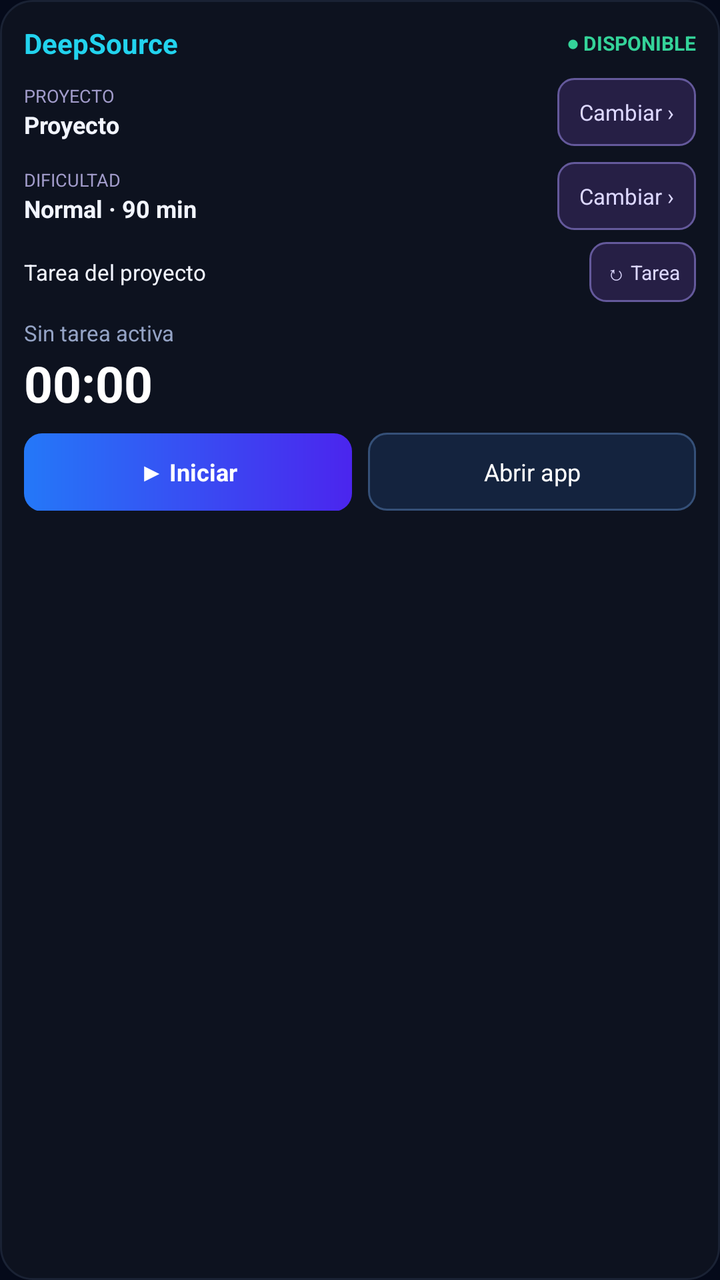
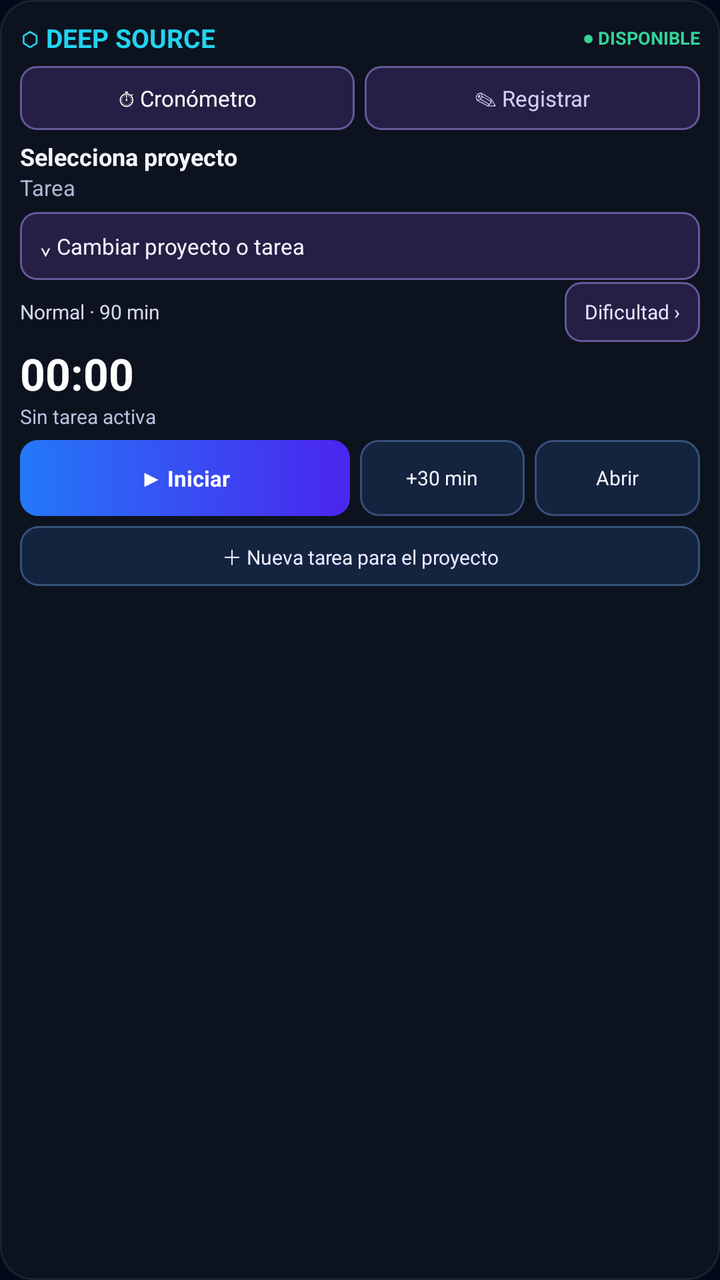

Two renders of the same Android screen: before a commit and after it. Below are the layout's source before the change and the commit's diff.
<!-- AndroidManifest.xml: application theme Theme.DeepSourceHoras -->
<!-- res/layout/widget_deepsource.xml -->
<?xml version="1.0" encoding="utf-8"?>
<LinearLayout xmlns:android="http://schemas.android.com/apk/res/android"
    android:id="@+id/widget_root"
    android:layout_width="match_parent"
    android:layout_height="match_parent"
    android:background="@drawable/bg_widget"
    android:orientation="vertical"
    android:padding="12dp">

    <LinearLayout
        android:layout_width="match_parent" android:layout_height="wrap_content"
        android:gravity="center_vertical" android:orientation="horizontal">
        <TextView
            android:layout_width="0dp" android:layout_height="wrap_content" android:layout_weight="1"
            android:text="DeepSource" android:textColor="#22D3EE"
            android:textSize="14sp" android:textStyle="bold" />
        <TextView
            android:id="@+id/tv_widget_badge"
            android:layout_width="wrap_content" android:layout_height="wrap_content"
            android:text="● DISPONIBLE" android:textColor="#34D399"
            android:textSize="10sp" android:textStyle="bold" />
    </LinearLayout>

    
    <LinearLayout android:id="@+id/widget_project_row"
        android:layout_width="match_parent" android:layout_height="wrap_content"
        android:layout_marginTop="8dp" android:gravity="center_vertical" android:orientation="horizontal">
        <LinearLayout
            android:layout_width="0dp" android:layout_height="wrap_content" android:layout_weight="1"
            android:orientation="vertical">
            <TextView android:layout_width="match_parent" android:layout_height="wrap_content"
                android:text="PROYECTO" android:textColor="#A29CCB" android:textSize="9sp" />
            <TextView
                android:id="@+id/tv_widget_project_name"
                android:layout_width="match_parent" android:layout_height="wrap_content"
                android:ellipsize="end" android:maxLines="1" android:text="Proyecto"
                android:textColor="#F2F5FF" android:textSize="12sp" android:textStyle="bold" />
        </LinearLayout>
        <TextView
            android:id="@+id/widget_action_project_change"
            android:layout_width="wrap_content" android:layout_height="34dp"
            android:background="@drawable/bg_widget_selector"
            android:gravity="center" android:paddingStart="11dp" android:paddingEnd="11dp"
            android:text="Cambiar ›" android:textColor="#DDD8FF" android:textSize="11sp" />
    </LinearLayout>

    
    <LinearLayout android:id="@+id/widget_difficulty_row"
        android:layout_width="match_parent" android:layout_height="wrap_content"
        android:layout_marginTop="8dp" android:gravity="center_vertical" android:orientation="horizontal">
        <LinearLayout
            android:layout_width="0dp" android:layout_height="wrap_content" android:layout_weight="1"
            android:orientation="vertical">
            <TextView android:layout_width="match_parent" android:layout_height="wrap_content"
                android:text="DIFICULTAD" android:textColor="#A29CCB" android:textSize="9sp" />
            <TextView
                android:id="@+id/tv_widget_difficulty"
                android:layout_width="match_parent" android:layout_height="wrap_content"
                android:text="Normal · 90 min" android:textColor="#F2F5FF"
                android:textSize="12sp" android:textStyle="bold" />
        </LinearLayout>
        <TextView
            android:id="@+id/widget_action_difficulty_change"
            android:layout_width="wrap_content" android:layout_height="34dp"
            android:background="@drawable/bg_widget_selector"
            android:gravity="center" android:paddingStart="11dp" android:paddingEnd="11dp"
            android:text="Cambiar ›" android:textColor="#DDD8FF" android:textSize="11sp" />
    </LinearLayout>

    
    <LinearLayout android:id="@+id/widget_task_row"
        android:layout_width="match_parent" android:layout_height="wrap_content"
        android:layout_marginTop="6dp" android:orientation="horizontal" android:gravity="center_vertical">
        <TextView android:id="@+id/tv_widget_selected_task"
            android:layout_width="0dp" android:layout_height="wrap_content" android:layout_weight="1"
            android:text="Tarea del proyecto" android:ellipsize="end" android:maxLines="1"
            android:textSize="11sp" android:textColor="#F2F5FF"/>
        <TextView android:id="@+id/widget_action_task_change"
            android:layout_width="wrap_content" android:layout_height="30dp"
            android:background="@drawable/bg_widget_selector" android:gravity="center"
            android:paddingStart="8dp" android:paddingEnd="8dp"
            android:text="↻ Tarea" android:textSize="10sp" android:textColor="#DDD8FF"/>
    </LinearLayout>

    <TextView
        android:id="@+id/tv_widget_task_status"
        android:layout_width="match_parent" android:layout_height="wrap_content"
        android:layout_marginTop="8dp" android:ellipsize="end" android:maxLines="1"
        android:text="Sin tarea activa" android:textColor="#94A3C5" android:textSize="11sp" />

    
    <Chronometer
        android:id="@+id/widget_chronometer"
        android:layout_width="match_parent" android:layout_height="wrap_content"
        android:layout_marginTop="1dp" android:text="00:00:00"
        android:textColor="#FFFFFF" android:textSize="25sp" android:textStyle="bold" />

    <LinearLayout android:id="@+id/widget_actions_row"
        android:layout_width="match_parent" android:layout_height="wrap_content"
        android:layout_marginTop="8dp" android:orientation="horizontal">
        <TextView
            android:id="@+id/widget_action_primary"
            android:layout_width="0dp" android:layout_height="39dp" android:layout_weight="1"
            android:background="@drawable/bg_widget_button" android:gravity="center"
            android:text="▶ Iniciar" android:textColor="#FFFFFF" android:textSize="12sp"
            android:textStyle="bold" />
        <TextView
            android:id="@+id/widget_action_open"
            android:layout_width="0dp" android:layout_height="39dp" android:layout_marginStart="8dp"
            android:layout_weight="1" android:background="@drawable/bg_widget_button_outline"
            android:gravity="center" android:text="Abrir app"
            android:textColor="#FFFFFF" android:textSize="12sp" />
    </LinearLayout>
</LinearLayout>
<!-- resources referenced by this layout -->
<resources>
  <!-- drawable bg_widget (drawable) -->
  <?xml version="1.0" encoding="utf-8"?>
  <shape xmlns:android="http://schemas.android.com/apk/res/android"
      android:shape="rectangle">
      <solid android:color="#0D121F" />
      <corners android:radius="16dp" />
      <stroke
          android:width="1dp"
          android:color="#1A2234" />
  </shape>
  <!-- drawable bg_widget_button (drawable) -->
  <?xml version="1.0" encoding="utf-8"?>
  <shape xmlns:android="http://schemas.android.com/apk/res/android" android:shape="rectangle">
      <corners android:radius="9dp" />
      <gradient android:startColor="#2478F8" android:endColor="#4B25EE" android:angle="0" />
  </shape>
  <!-- drawable bg_widget_button_outline (drawable) -->
  <?xml version="1.0" encoding="utf-8"?>
  <shape xmlns:android="http://schemas.android.com/apk/res/android" android:shape="rectangle">
      <solid android:color="#14233E" />
      <corners android:radius="9dp" />
      <stroke android:width="1dp" android:color="#355078" />
  </shape>
  <!-- drawable bg_widget_selector (drawable) -->
  <?xml version="1.0" encoding="utf-8"?>
  <shape xmlns:android="http://schemas.android.com/apk/res/android" android:shape="rectangle">
      <solid android:color="#261F45" />
      <corners android:radius="8dp" />
      <stroke android:width="1dp" android:color="#64599B" />
  </shape>
  <style name="Theme.DeepSourceHoras" parent="android:Theme.Material.NoActionBar">
          <item name="android:windowBackground">@color/ds_background</item>
          <item name="android:statusBarColor">@android:color/transparent</item>
          <item name="android:navigationBarColor">@android:color/transparent</item>
      </style>
  <color name="ds_background">#050A1A</color>
</resources>

<!-- the commit's change to res/layout/widget_deepsource.xml (unified diff, before → after) -->
@@ -1,114 +1,128 @@
 <?xml version="1.0" encoding="utf-8"?>
 <LinearLayout xmlns:android="http://schemas.android.com/apk/res/android"
-    android:id="@+id/widget_root"
-    android:layout_width="match_parent"
-    android:layout_height="match_parent"
-    android:background="@drawable/bg_widget"
-    android:orientation="vertical"
-    android:padding="12dp">
+    android:id="@+id/widget_root" android:layout_width="match_parent"
+    android:layout_height="match_parent" android:orientation="vertical"
+    android:background="@drawable/bg_widget" android:padding="10dp">
 
-    <LinearLayout
-        android:layout_width="match_parent" android:layout_height="wrap_content"
+    <LinearLayout android:layout_width="match_parent" android:layout_height="wrap_content"
         android:gravity="center_vertical" android:orientation="horizontal">
-        <TextView
-            android:layout_width="0dp" android:layout_height="wrap_content" android:layout_weight="1"
-            android:text="DeepSource" android:textColor="#22D3EE"
-            android:textSize="14sp" android:textStyle="bold" />
-        <TextView
-            android:id="@+id/tv_widget_badge"
-            android:layout_width="wrap_content" android:layout_height="wrap_content"
-            android:text="● DISPONIBLE" android:textColor="#34D399"
-            android:textSize="10sp" android:textStyle="bold" />
+        <TextView android:layout_width="0dp" android:layout_height="wrap_content"
+            android:layout_weight="1" android:text="⬡ DEEP SOURCE" android:textColor="#22D3EE"
+            android:textSize="13sp" android:textStyle="bold" />
+        <TextView android:id="@+id/tv_widget_badge" android:layout_width="wrap_content"
+            android:layout_height="wrap_content" android:text="● DISPONIBLE" android:textColor="#34D399"
+            android:textSize="9sp" android:textStyle="bold" />
     </LinearLayout>
 
     
-    <LinearLayout android:id="@+id/widget_project_row"
-        android:layout_width="match_parent" android:layout_height="wrap_content"
-        android:layout_marginTop="8dp" android:gravity="center_vertical" android:orientation="horizontal">
-        <LinearLayout
-            android:layout_width="0dp" android:layout_height="wrap_content" android:layout_weight="1"
-            android:orientation="vertical">
-            <TextView android:layout_width="match_parent" android:layout_height="wrap_content"
-                android:text="PROYECTO" android:textColor="#A29CCB" android:textSize="9sp" />
-            <TextView
-                android:id="@+id/tv_widget_project_name"
-                android:layout_width="match_parent" android:layout_height="wrap_content"
-                android:ellipsize="end" android:maxLines="1" android:text="Proyecto"
-                android:textColor="#F2F5FF" android:textSize="12sp" android:textStyle="bold" />
-        </LinearLayout>
-        <TextView
-            android:id="@+id/widget_action_project_change"
-            android:layout_width="wrap_content" android:layout_height="34dp"
-            android:background="@drawable/bg_widget_selector"
-            android:gravity="center" android:paddingStart="11dp" android:paddingEnd="11dp"
-            android:text="Cambiar ›" android:textColor="#DDD8FF" android:textSize="11sp" />
+    <LinearLayout android:id="@+id/widget_tabs" android:layout_width="match_parent"
+        android:layout_height="32dp" android:layout_marginTop="5dp" android:orientation="horizontal">
+        <TextView android:id="@+id/widget_tab_timer" android:layout_width="0dp"
+            android:layout_weight="1" android:layout_height="match_parent" android:gravity="center"
+            android:background="@drawable/bg_widget_selector" android:text="⏱ Cronómetro"
+            android:textColor="#FFFFFF" android:textSize="11sp" />
+        <TextView android:id="@+id/widget_tab_manual" android:layout_width="0dp"
+            android:layout_weight="1" android:layout_marginStart="5dp" android:layout_height="match_parent"
+            android:gravity="center" android:background="@drawable/bg_widget_selector"
+            android:text="✎ Registrar" android:textColor="#D5D2F0" android:textSize="11sp" />
     </LinearLayout>
 
+    <TextView android:id="@+id/tv_widget_project_name" android:layout_width="match_parent"
+        android:layout_height="wrap_content" android:layout_marginTop="5dp"
+        android:maxLines="1" android:ellipsize="end" android:text="Selecciona proyecto"
+        android:textColor="#F2F5FF" android:textStyle="bold" android:textSize="12sp" />
+    <TextView android:id="@+id/tv_widget_selected_task" android:layout_width="match_parent"
+        android:layout_height="wrap_content" android:maxLines="1" android:ellipsize="end"
+        android:text="Tarea" android:textColor="#B1B8D6" android:textSize="11sp" />
+
     
-    <LinearLayout android:id="@+id/widget_difficulty_row"
-        android:layout_width="match_parent" android:layout_height="wrap_content"
-        android:layout_marginTop="8dp" android:gravity="center_vertical" android:orientation="horizontal">
-        <LinearLayout
-            android:layout_width="0dp" android:layout_height="wrap_content" android:layout_weight="1"
-            android:orientation="vertical">
-            <TextView android:layout_width="match_parent" android:layout_height="wrap_content"
-                android:text="DIFICULTAD" android:textColor="#A29CCB" android:textSize="9sp" />
-            <TextView
-                android:id="@+id/tv_widget_difficulty"
-                android:layout_width="match_parent" android:layout_height="wrap_content"
-                android:text="Normal · 90 min" android:textColor="#F2F5FF"
-                android:textSize="12sp" android:textStyle="bold" />
+    <TextView android:id="@+id/widget_action_picker"
+        android:layout_width="match_parent" android:layout_height="34dp"
+        android:layout_marginTop="5dp" android:gravity="center_vertical"
+        android:paddingHorizontal="10dp" android:background="@drawable/bg_widget_selector"
+        android:text="⌄ Cambiar proyecto o tarea" android:textColor="#F2F5FF"
+        android:textSize="11sp" />
+
+    <LinearLayout android:id="@+id/widget_collection_container" android:layout_width="match_parent"
+        android:layout_height="155dp" android:orientation="vertical"
+        android:layout_marginTop="5dp" android:visibility="gone">
+        <ListView android:id="@+id/widget_project_task_list"
+            android:layout_width="match_parent" android:layout_height="match_parent"
+            android:background="#16203B" android:divider="#384464"
+            android:dividerHeight="1dp" android:scrollbars="vertical"
+            android:fadeScrollbars="true" />
+    </LinearLayout>
+    <TextView android:id="@+id/widget_expand_hint" android:layout_width="match_parent"
+        android:layout_height="wrap_content" android:text="Amplía el widget para ver proyectos y tareas"
+        android:textColor="#BBC5DF" android:textSize="10sp" android:visibility="gone" />
+
+    <LinearLayout android:id="@+id/widget_timer_panel" android:layout_width="match_parent"
+        android:layout_height="wrap_content" android:orientation="vertical">
+        <LinearLayout android:id="@+id/widget_difficulty_row" android:layout_width="match_parent"
+            android:layout_height="32dp" android:orientation="horizontal" android:gravity="center_vertical">
+            <TextView android:id="@+id/tv_widget_difficulty" android:layout_width="0dp" android:layout_weight="1"
+                android:layout_height="wrap_content" android:textColor="#D5D9EE" android:textSize="10sp"
+                android:text="Normal · 90 min" />
+            <TextView android:id="@+id/widget_action_difficulty_change" android:layout_width="wrap_content"
+                android:layout_height="30dp" android:gravity="center" android:paddingHorizontal="10dp"
+                android:background="@drawable/bg_widget_selector" android:text="Dificultad ›"
+                android:textColor="#E9E1FF" android:textSize="10sp" />
         </LinearLayout>
-        <TextView
-            android:id="@+id/widget_action_difficulty_change"
-            android:layout_width="wrap_content" android:layout_height="34dp"
-            android:background="@drawable/bg_widget_selector"
-            android:gravity="center" android:paddingStart="11dp" android:paddingEnd="11dp"
-            android:text="Cambiar ›" android:textColor="#DDD8FF" android:textSize="11sp" />
+        <Chronometer android:id="@+id/widget_chronometer" android:layout_width="match_parent"
+            android:layout_height="wrap_content" android:text="00:00:00"
+            android:textColor="#FFFFFF" android:textSize="22sp" android:textStyle="bold" />
+        <TextView android:id="@+id/tv_widget_task_status" android:layout_width="match_parent"
+            android:layout_height="wrap_content" android:maxLines="1" android:ellipsize="end"
+            android:text="Sin tarea activa" android:textColor="#B5C2DC" android:textSize="10sp" />
+        <LinearLayout android:layout_width="match_parent" android:layout_height="38dp"
+            android:layout_marginTop="5dp" android:orientation="horizontal">
+            <TextView android:id="@+id/widget_action_primary" android:layout_width="0dp"
+                android:layout_weight="2" android:layout_height="match_parent" android:gravity="center"
+                android:background="@drawable/bg_widget_button" android:text="▶ Iniciar"
+                android:textColor="#FFFFFF" android:textStyle="bold" android:textSize="11sp" />
+            <TextView android:id="@+id/widget_action_extend" android:layout_width="0dp"
+                android:layout_weight="1" android:layout_height="match_parent" android:layout_marginStart="5dp"
+                android:gravity="center" android:background="@drawable/bg_widget_button_outline"
+                android:text="+30 min" android:textColor="#F1F4FF" android:textSize="10sp" />
+            <TextView android:id="@+id/widget_action_open" android:layout_width="0dp"
+                android:layout_weight="1" android:layout_height="match_parent" android:layout_marginStart="5dp"
+                android:gravity="center" android:background="@drawable/bg_widget_button_outline"
+                android:text="Abrir" android:textColor="#F1F4FF" android:textSize="10sp" />
+        </LinearLayout>
+        <TextView android:id="@+id/widget_action_finish"
+            android:layout_width="match_parent" android:layout_height="34dp"
+            android:layout_marginTop="5dp" android:gravity="center"
+            android:background="@drawable/bg_widget_button_outline"
+            android:text="✓ Terminar y revisar registro" android:textColor="#FFFFFF"
+            android:textSize="11sp" android:visibility="gone" />
     </LinearLayout>
 
-    
-    <LinearLayout android:id="@+id/widget_task_row"
-        android:layout_width="match_parent" android:layout_height="wrap_content"
-        android:layout_marginTop="6dp" android:orientation="horizontal" android:gravity="center_vertical">
-        <TextView android:id="@+id/tv_widget_selected_task"
-            android:layout_width="0dp" android:layout_height="wrap_content" android:layout_weight="1"
-            android:text="Tarea del proyecto" android:ellipsize="end" android:maxLines="1"
-            android:textSize="11sp" android:textColor="#F2F5FF"/>
-        <TextView android:id="@+id/widget_action_task_change"
-            android:layout_width="wrap_content" android:layout_height="30dp"
-            android:background="@drawable/bg_widget_selector" android:gravity="center"
-            android:paddingStart="8dp" android:paddingEnd="8dp"
-            android:text="↻ Tarea" android:textSize="10sp" android:textColor="#DDD8FF"/>
+    <LinearLayout android:id="@+id/widget_manual_panel" android:layout_width="match_parent"
+        android:layout_height="wrap_content" android:orientation="vertical" android:visibility="gone">
+        <TextView android:id="@+id/widget_manual_difficulty" android:layout_width="match_parent"
+            android:layout_height="28dp" android:gravity="center_vertical"
+            android:text="Dificultad: Normal ›" android:textColor="#E7D6FF" android:textSize="11sp" />
+        <TextView android:layout_width="match_parent" android:layout_height="wrap_content"
+            android:text="Elige horas, minutos y fecha exacta antes de guardar"
+            android:textColor="#AFBBD3" android:textSize="10sp" />
+        <TextView android:id="@+id/widget_action_manual_entry"
+            android:layout_width="match_parent" android:layout_height="40dp"
+            android:layout_marginTop="5dp" android:gravity="center"
+            android:background="@drawable/bg_widget_button"
+            android:text="✎ Introducir horas y fecha" android:textColor="#FFFFFF"
+            android:textStyle="bold" android:textSize="11sp" />
     </LinearLayout>
 
-    <TextView
-        android:id="@+id/tv_widget_task_status"
-        android:layout_width="match_parent" android:layout_height="wrap_content"
-        android:layout_marginTop="8dp" android:ellipsize="end" android:maxLines="1"
-        android:text="Sin tarea activa" android:textColor="#94A3C5" android:textSize="11sp" />
+    <TextView android:id="@+id/widget_open_logged_out"
+        android:layout_width="match_parent" android:layout_height="42dp"
+        android:layout_marginTop="8dp" android:gravity="center"
+        android:background="@drawable/bg_widget_button"
+        android:text="Abrir DeepSource · Iniciar sesión"
+        android:textColor="#FFFFFF" android:textSize="11sp"
+        android:visibility="gone" />
 
-    
-    <Chronometer
-        android:id="@+id/widget_chronometer"
-        android:layout_width="match_parent" android:layout_height="wrap_content"
-        android:layout_marginTop="1dp" android:text="00:00:00"
-        android:textColor="#FFFFFF" android:textSize="25sp" android:textStyle="bold" />
-
-    <LinearLayout android:id="@+id/widget_actions_row"
-        android:layout_width="match_parent" android:layout_height="wrap_content"
-        android:layout_marginTop="8dp" android:orientation="horizontal">
-        <TextView
-            android:id="@+id/widget_action_primary"
-            android:layout_width="0dp" android:layout_height="39dp" android:layout_weight="1"
-            android:background="@drawable/bg_widget_button" android:gravity="center"
-            android:text="▶ Iniciar" android:textColor="#FFFFFF" android:textSize="12sp"
-            android:textStyle="bold" />
-        <TextView
-            android:id="@+id/widget_action_open"
-            android:layout_width="0dp" android:layout_height="39dp" android:layout_marginStart="8dp"
-            android:layout_weight="1" android:background="@drawable/bg_widget_button_outline"
-            android:gravity="center" android:text="Abrir app"
-            android:textColor="#FFFFFF" android:textSize="12sp" />
-    </LinearLayout>
+    <TextView android:id="@+id/widget_action_add_task" android:layout_width="match_parent"
+        android:layout_height="30dp" android:layout_marginTop="5dp" android:gravity="center"
+        android:background="@drawable/bg_widget_button_outline" android:text="＋ Nueva tarea para el proyecto"
+        android:textColor="#E6E9FF" android:textSize="10sp" />
 </LinearLayout>
